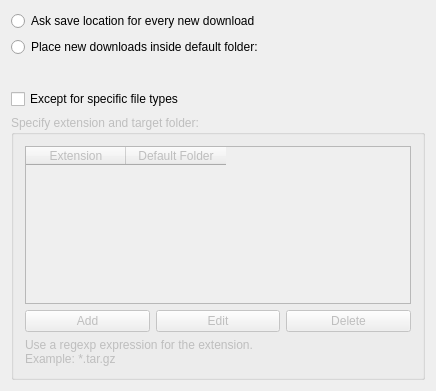
Before: the Qt Designer form conf/dlgdirectories.ui in KDE/kget, drawn with Qt 5.
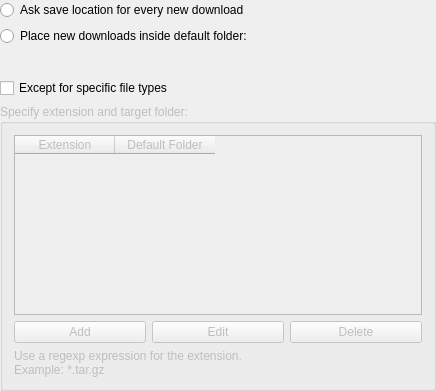
After: the same form once the commit is applied. Custom widgets are drawn as their Qt base class.

Commit message: improve layouts (mainly magins)

What changed in the file:
```diff
--- a/conf/dlgdirectories.ui
+++ b/conf/dlgdirectories.ui
@@ -10,6 +10,18 @@
    </rect>
   </property>
   <layout class="QVBoxLayout" >
+   <property name="leftMargin" >
+    <number>0</number>
+   </property>
+   <property name="topMargin" >
+    <number>0</number>
+   </property>
+   <property name="rightMargin" >
+    <number>0</number>
+   </property>
+   <property name="bottomMargin" >
+    <number>0</number>
+   </property>
    <item>
     <widget class="QRadioButton" name="askRadioButton" >
      <property name="text" >
```
The commit also changes 6 other files.
